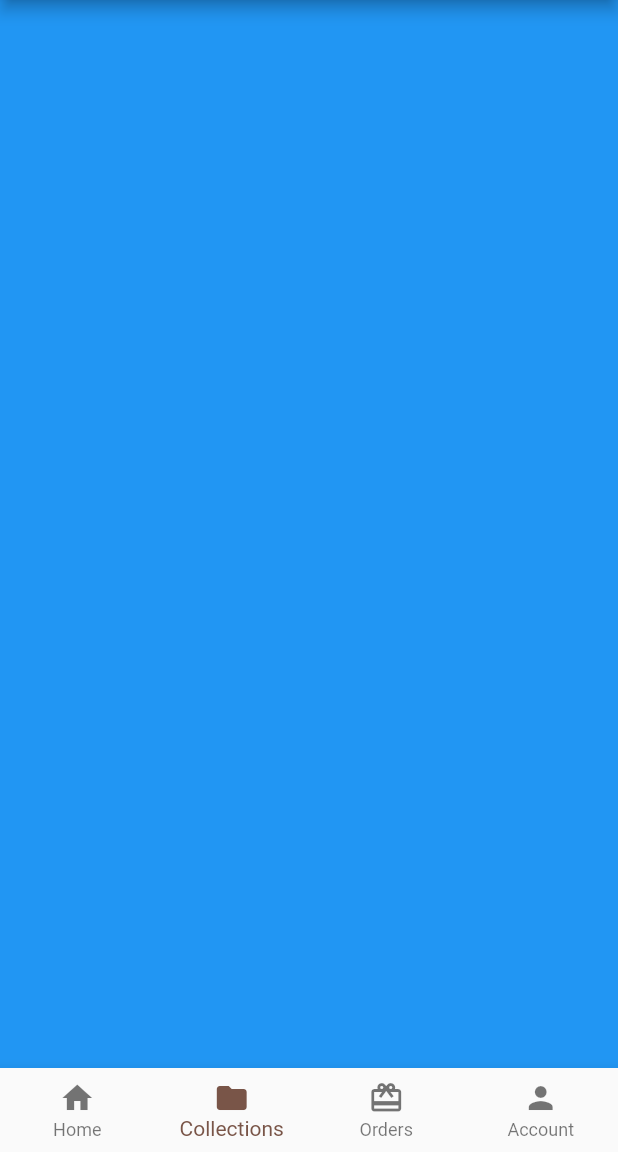
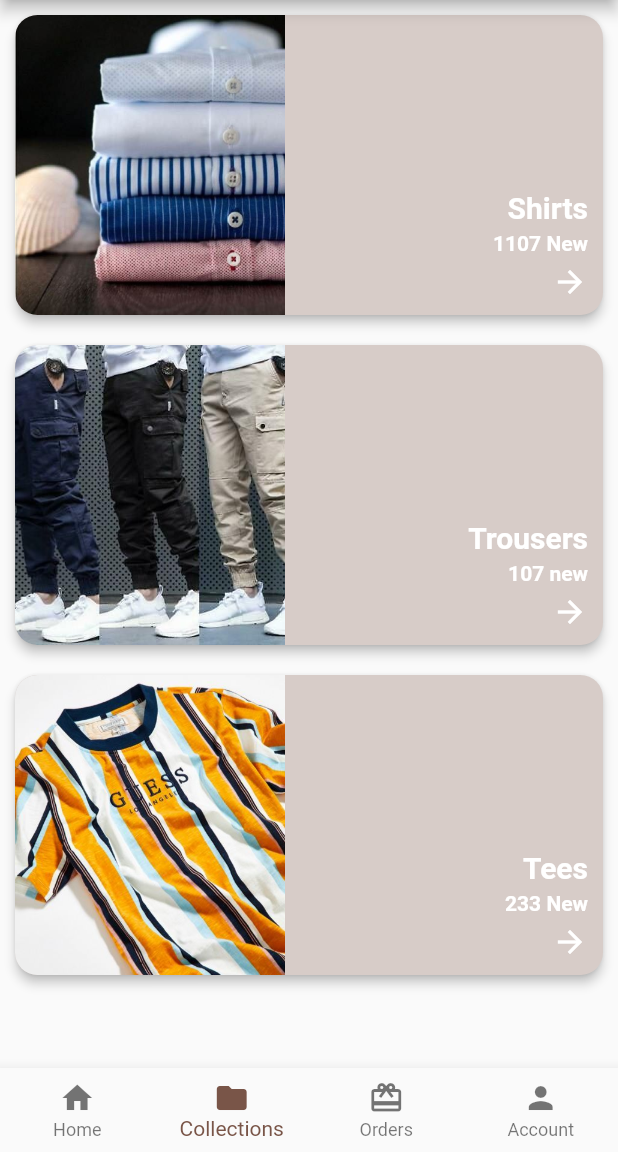
Before and after one commit to TheDecipherer/e-commerce-app, a Flutter app: the HomeScreen screen opened directly, item 2 of the bottom bar chosen, on a phone screen of 412 x 824 dp, the part 84-1236 px from its top. Run offline on Flutter 3.47's test engine with Material 2 defaults, Android fonts, the phone set to English and light mode, and no system bars.

Commit message:
Collections screen complete

```diff
--- a/lib/screens/home_screen.dart
+++ b/lib/screens/home_screen.dart
@@ -1,3 +1,4 @@
+import 'package:e_commerce_app/widgets/collections_widget.dart';
 import 'package:e_commerce_app/widgets/home_widget.dart';
 import 'package:e_commerce_app/widgets/placeholder_widget.dart';
 import 'package:flutter/material.dart';
@@ -11,7 +12,7 @@ class _HomeScreenState extends State<HomeScreen> {
   int _currentIndex = 0;
   final List<Widget> _children = [
     HomeWidget(),
-    PlaceHolderWidget(Colors.blue),
+    CollectionsWidget(),
     PlaceHolderWidget(Colors.green),
     PlaceHolderWidget(Colors.yellow),
   ];
--- /dev/null
+++ b/lib/widgets/collection_list_tile.dart
@@ -0,0 +1,85 @@
+import 'package:flutter/material.dart';
+
+class CollectionListTile extends StatelessWidget {
+  final String imageUrl;
+  final String title;
+  final String subTitle;
+  final Color bgColor;
+
+  const CollectionListTile(
+      this.imageUrl, this.title, this.subTitle, this.bgColor);
+
+  @override
+  Widget build(BuildContext context) {
+    return Card(
+      shape: RoundedRectangleBorder(
+        borderRadius: BorderRadius.circular(15),
+      ),
+      color: bgColor,
+      elevation: 3,
+      margin: EdgeInsets.all(10),
+      child: Column(
+        children: <Widget>[
+          Stack(
+            children: <Widget>[
+              Align(
+                alignment: Alignment.centerLeft,
+                child: ClipRRect(
+                  borderRadius: BorderRadius.only(
+                    bottomLeft: Radius.circular(15),
+                    topLeft: Radius.circular(15),
+                  ),
+                  child: Image.asset(
+                    imageUrl,
+                    height: 200,
+                    width: 180,
+                    fit: BoxFit.cover,
+                  ),
+                ),
+              ),
+              Positioned(
+                bottom: 60,
+                right: 10,
+                child: Align(
+                  alignment: Alignment.centerRight,
+                  child: Text(
+                    title,
+                    textAlign: TextAlign.center,
+                    style: TextStyle(
+                      color: Theme.of(context).accentColor,
+                      fontSize: 20,
+                      fontWeight: FontWeight.bold,
+                    ),
+                  ),
+                ),
+              ),
+              Positioned(
+                bottom: 40,
+                right: 10,
+                child: Align(
+                  alignment: Alignment.centerRight,
+                  child: Text(
+                    subTitle,
+                    textAlign: TextAlign.center,
+                    style: TextStyle(
+                      color: Theme.of(context).accentColor,
+                      fontWeight: FontWeight.bold,
+                    ),
+                  ),
+                ),
+              ),
+              Positioned(
+                child: Icon(
+                  Icons.arrow_forward,
+                  color: Theme.of(context).accentColor,
+                ),
+                bottom: 10,
+                right: 10,
+              ),
+            ],
+          ),
+        ],
+      ),
+    );
+  }
+}
--- /dev/null
+++ b/lib/widgets/collections_widget.dart
@@ -0,0 +1,31 @@
+import 'package:flutter/material.dart';
+
+import 'collection_list_tile.dart';
+
+class CollectionsWidget extends StatelessWidget {
+  @override
+  Widget build(BuildContext context) {
+    return ListView(
+      children: <Widget>[
+        CollectionListTile(
+          'assets/images/collections_1.jpeg',
+          'Shirts',
+          '1107 New',
+          Theme.of(context).primaryColorLight,
+        ),
+        CollectionListTile(
+          'assets/images/collections_2.jpeg',
+          'Trousers',
+          '107 new',
+          Theme.of(context).primaryColorLight,
+        ),
+        CollectionListTile(
+          'assets/images/collections_3.jpeg',
+          'Tees',
+          '233 New',
+          Theme.of(context).primaryColorLight,
+        ),
+      ],
+    );
+  }
+}
```
